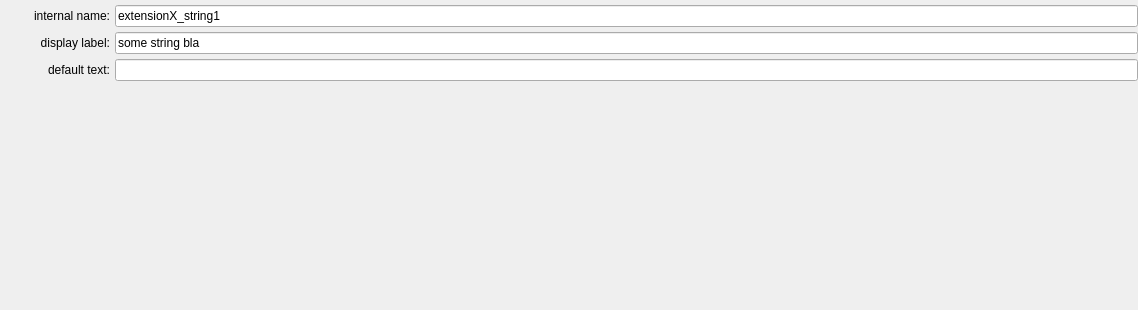
ewerybody/a2, file ui/a2ctrl/string_edit.ui: the form before one commit.
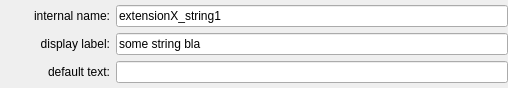
The form after the commit.

Diff of the .ui file:
```diff
--- a/ui/a2ctrl/string_edit.ui
+++ b/ui/a2ctrl/string_edit.ui
@@ -6,16 +6,16 @@
    <rect>
     <x>0</x>
     <y>0</y>
-    <width>1138</width>
-    <height>310</height>
+    <width>508</width>
+    <height>82</height>
    </rect>
   </property>
   <property name="windowTitle">
    <string>Form</string>
   </property>
-  <layout class="QVBoxLayout" name="editLayout">
-   <property name="spacing">
-    <number>5</number>
+  <layout class="QFormLayout" name="edit_layout">
+   <property name="fieldGrowthPolicy">
+    <enum>QFormLayout::AllNonFixedFieldsGrow</enum>
    </property>
    <property name="leftMargin">
     <number>10</number>
@@ -29,15 +29,30 @@
    <property name="bottomMargin">
     <number>5</number>
    </property>
-   <item>
-    <layout class="QFormLayout" name="formLayout">
-     <property name="labelAlignment">
+   <item row="0" column="0">
+    <widget class="QLabel" name="internalNameLabel">
+     <property name="minimumSize">
+      <size>
+       <width>100</width>
+       <height>0</height>
+      </size>
+     </property>
+     <property name="text">
+      <string>internal name:</string>
+     </property>
+     <property name="alignment">
       <set>Qt::AlignRight|Qt::AlignTrailing|Qt::AlignVCenter</set>
      </property>
-     <property name="verticalSpacing">
-      <number>5</number>
+    </widget>
+   </item>
+   <item row="0" column="1">
+    <widget class="QLineEdit" name="cfg_name">
+     <property name="text">
+      <string>extensionX_string1</string>
      </property>
-     <item row="2" column="0">
+    </widget>
+   </item>
+   <item row="1" column="0">
       <widget class="QLabel" name="displayLabelLabel">
        <property name="minimumSize">
         <size>
@@ -53,14 +68,14 @@
        </property>
       </widget>
      </item>
-     <item row="2" column="1">
+   <item row="1" column="1">
       <widget class="QLineEdit" name="cfg_label">
        <property name="text">
         <string>some string bla</string>
        </property>
       </widget>
      </item>
-     <item row="4" column="0">
+   <item row="2" column="0">
       <widget class="QLabel" name="displayLabelLabel_2">
        <property name="minimumSize">
         <size>
@@ -76,37 +91,12 @@
        </property>
       </widget>
      </item>
-     <item row="4" column="1">
+   <item row="2" column="1">
       <widget class="QLineEdit" name="cfg_value">
        <property name="text">
         <string/>
        </property>
       </widget>
-     </item>
-     <item row="0" column="0">
-      <widget class="QLabel" name="internalNameLabel">
-       <property name="minimumSize">
-        <size>
-         <width>100</width>
-         <height>0</height>
-        </size>
-       </property>
-       <property name="text">
-        <string>internal name:</string>
-       </property>
-       <property name="alignment">
-        <set>Qt::AlignRight|Qt::AlignTrailing|Qt::AlignVCenter</set>
-       </property>
-      </widget>
-     </item>
-     <item row="0" column="1">
-      <widget class="QLineEdit" name="cfg_name">
-       <property name="text">
-        <string>extensionX_string1</string>
-       </property>
-      </widget>
-     </item>
-    </layout>
    </item>
   </layout>
  </widget>
```
Lines whose indentation alone changed are shown as unchanged.
